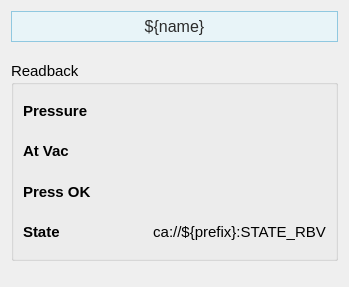
The window that pcdswidgets/static_ui/vacuum/gauges/GaugePLC_detailed.ui (pcdshub/pcdswidgets) describes before a commit, drawn with Qt 5.
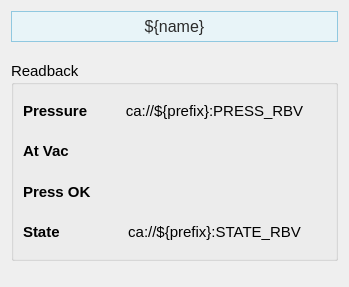
The same window after the commit. Custom widgets are drawn as their Qt base class.

Diff of the .ui file:
```diff
--- a/pcdswidgets/static_ui/vacuum/gauges/GaugePLC_detailed.ui
+++ b/pcdswidgets/static_ui/vacuum/gauges/GaugePLC_detailed.ui
@@ -93,7 +93,7 @@
      </property>
      <layout class="QVBoxLayout" name="verticalLayout_14">
       <item>
-       <layout class="QHBoxLayout" name="horizontalLayout_4" stretch="1,1">
+       <layout class="QHBoxLayout" name="horizontalLayout_4" stretch="1,3">
         <item>
          <layout class="QVBoxLayout" name="verticalLayout">
           <item>
@@ -166,7 +166,7 @@
              <string/>
             </property>
             <property name="text">
-             <string/>
+             <string>ca://${prefix}:PRESS_RBV</string>
             </property>
             <property name="alignment">
              <set>Qt::AlignCenter</set>
```
